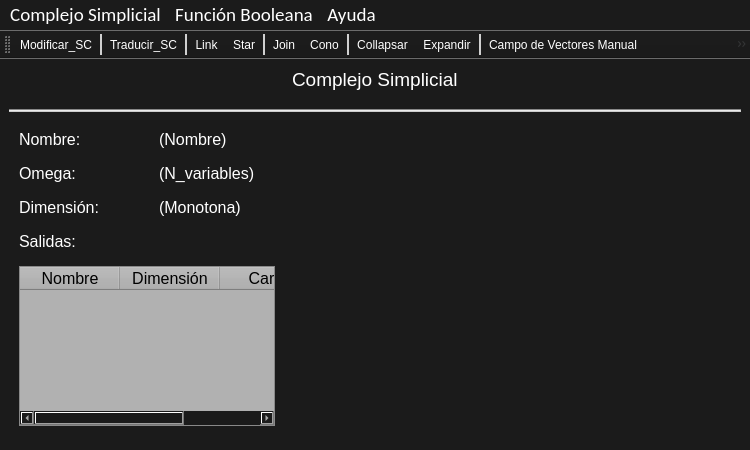
paascorb/TFG, file Presentacion/TFG_SC_Menu.ui: the form before one commit.
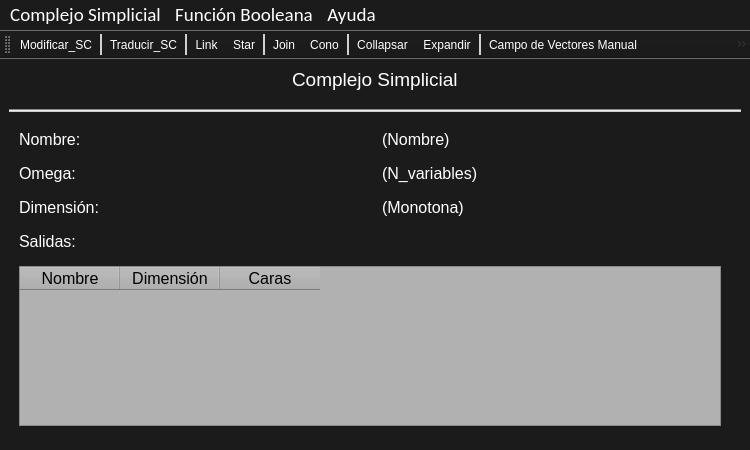
The form after the commit. Icons and pictures are not drawn.

What changed in the file:
```diff
--- a/Presentacion/TFG_SC_Menu.ui
+++ b/Presentacion/TFG_SC_Menu.ui
@@ -236,19 +236,21 @@
       </item>
       <item>
        <layout class="QGridLayout" name="gridLayout_dinamico">
-        <item row="0" column="0">
-         <spacer name="horizontalSpacer">
-          <property name="orientation">
-           <enum>Qt::Horizontal</enum>
-          </property>
-          <property name="sizeHint" stdset="0">
-           <size>
-            <width>40</width>
-            <height>20</height>
-           </size>
-          </property>
-         </spacer>
-        </item>
+        <property name="leftMargin">
+         <number>5</number>
+        </property>
+        <property name="rightMargin">
+         <number>5</number>
+        </property>
+        <property name="bottomMargin">
+         <number>15</number>
+        </property>
+        <property name="horizontalSpacing">
+         <number>15</number>
+        </property>
+        <property name="verticalSpacing">
+         <number>12</number>
+        </property>
        </layout>
       </item>
      </layout>
```
